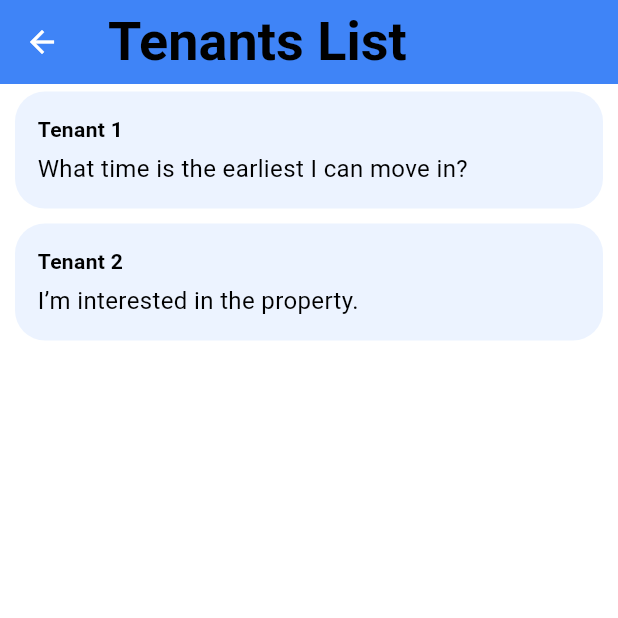
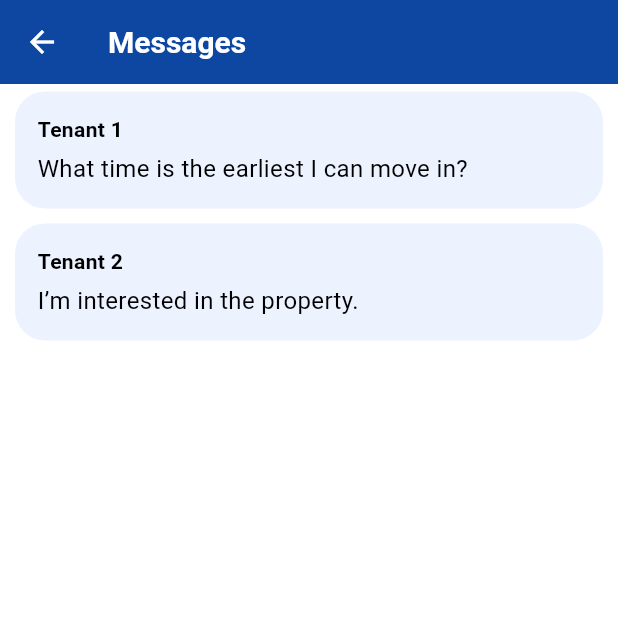
Before and after one commit to Ggayi-Edward/Property_management_application, a Flutter app: the TenantListPage screen opened directly with empty values, on a phone screen of 412 x 824 dp, the top half of it. Run offline on Flutter 3.47's test engine with Material 3 defaults, Android fonts, the phone set to English and light mode, and no system bars; our stand-ins replace cached_network_image, cloud_firestore, file_picker, firebase_auth, firebase_core, firebase_messaging and 9 more; missing offline and left inert: flutterwave_standard; accounts and stored records are empty.

Commit message:
messages page

```diff
--- a/lib/messages/tenant_list_page.dart
+++ b/lib/messages/tenant_list_page.dart
@@ -116,8 +116,13 @@ class TenantListPage extends StatelessWidget {
 
     return Scaffold(
       appBar: AppBar(
-        title: const Text("Tenants List"),
-        backgroundColor: Colors.blueAccent,
+        title: const Text(
+          'Messages',
+          style: TextStyle(
+            color: Colors.white,
+            fontSize: 20,
+          ),
+        ),
       ),
       body: ListView.builder(
         itemCount: tenants.length,
```
